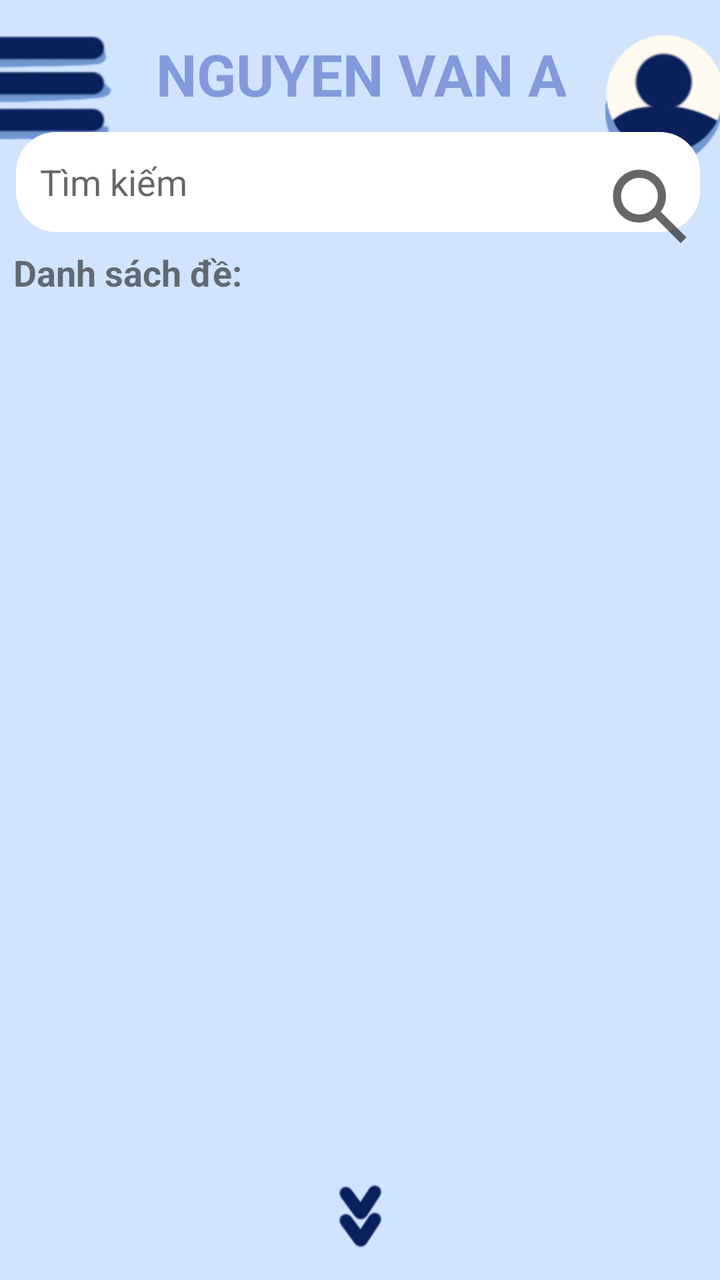
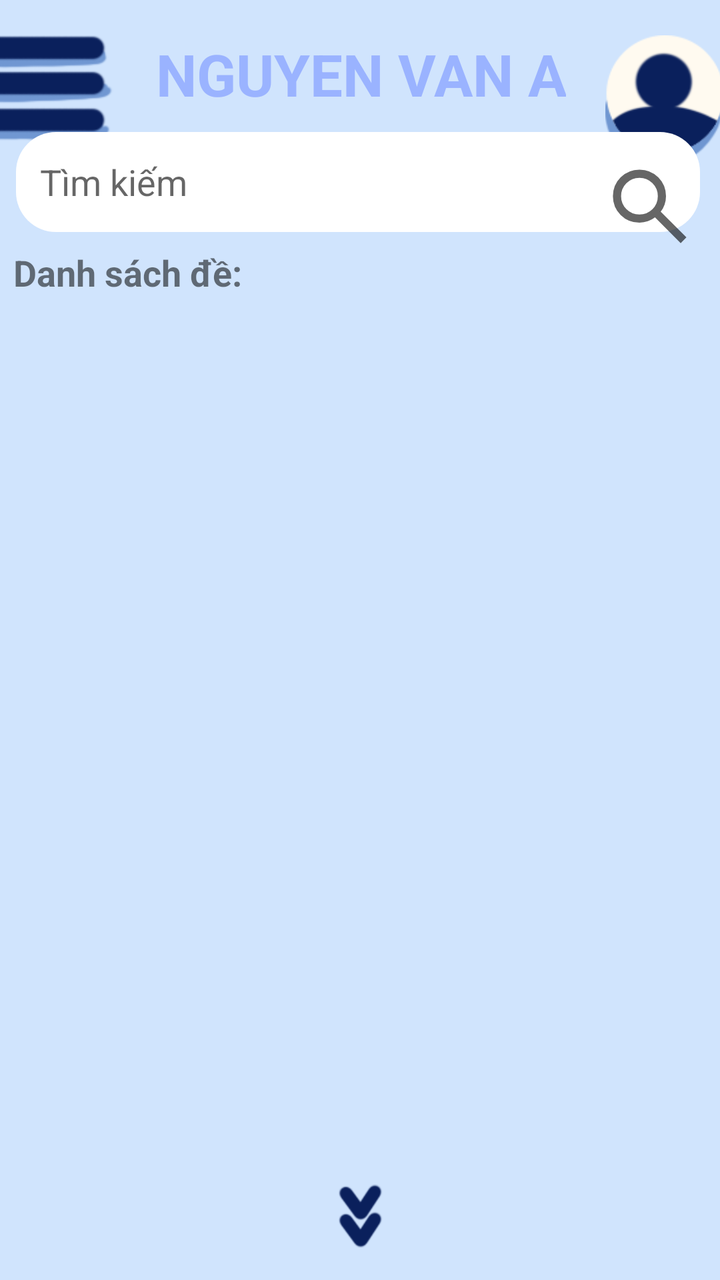

An Android layout rendered at two revisions. The XML below is the earlier revision; the diff shows what the commit changed to produce the second picture.
<!-- AndroidManifest.xml: application theme Theme.SmartQuiz -->
<!-- res/layout/activity_test.xml -->
<?xml version="1.0" encoding="utf-8"?>
<androidx.constraintlayout.widget.ConstraintLayout xmlns:android="http://schemas.android.com/apk/res/android"
    xmlns:app="http://schemas.android.com/apk/res-auto"
    xmlns:tools="http://schemas.android.com/tools"
    android:id="@+id/main"
    android:layout_width="match_parent"
    android:layout_height="match_parent"
    android:background="@color/light_blue"
    tools:context=".ListTestActivity">


    <androidx.constraintlayout.widget.ConstraintLayout
        android:id="@+id/constraintLayout"
        android:layout_width="406dp"
        android:layout_height="94dp"
        app:layout_constraintBottom_toBottomOf="parent"
        app:layout_constraintEnd_toEndOf="parent"
        app:layout_constraintStart_toStartOf="parent"
        app:layout_constraintTop_toTopOf="parent"
        app:layout_constraintVertical_bias="0.003">

        <TextView
            android:id="@+id/user_name"
            android:layout_width="wrap_content"
            android:layout_height="wrap_content"
            android:gravity="center"
            android:text="Nguyen Van A"
            android:textAllCaps="true"
            android:textColor="@color/dark_blue"
            android:textSize="29dp"
            android:textStyle="bold"
            app:layout_constraintBottom_toBottomOf="parent"
            app:layout_constraintEnd_toEndOf="parent"
            app:layout_constraintStart_toStartOf="parent"
            app:layout_constraintTop_toTopOf="parent"
            app:layout_constraintVertical_bias="0.29" />

        <ImageButton
            android:id="@+id/registerBtn"
            android:layout_width="71dp"
            android:layout_height="53dp"
            android:layout_marginStart="8dp"
            android:layout_marginTop="16dp"
            android:layout_marginEnd="21dp"
            android:layout_marginBottom="25dp"
            android:background="@null"
            android:scaleType="fitCenter"
            app:layout_constraintBottom_toBottomOf="parent"
            app:layout_constraintEnd_toStartOf="@+id/user_name"
            app:layout_constraintStart_toStartOf="parent"
            app:layout_constraintTop_toTopOf="parent"
            app:srcCompat="@drawable/menu" />

        <ImageButton
            android:id="@+id/imageButton4"
            android:layout_width="69dp"
            android:layout_height="65dp"
            android:layout_marginStart="15dp"
            android:layout_marginTop="16dp"
            android:layout_marginEnd="17dp"
            android:layout_marginBottom="13dp"
            android:background="@null"
            android:scaleType="fitCenter"
            app:layout_constraintBottom_toBottomOf="parent"
            app:layout_constraintEnd_toEndOf="parent"
            app:layout_constraintStart_toEndOf="@+id/user_name"
            app:layout_constraintTop_toTopOf="parent"
            app:srcCompat="@drawable/user" />

    </androidx.constraintlayout.widget.ConstraintLayout>


    

    <EditText
        android:id="@+id/search_box"
        android:layout_width="342dp"
        android:layout_height="50dp"
        android:layout_margin="8dp"
        android:layout_marginTop="15dp"
        android:layout_marginBottom="4dp"
        android:background="@drawable/white_box"
        android:hint="Tìm kiếm"
        android:inputType="text"
        android:padding="12dp"
        app:layout_constraintBottom_toTopOf="@+id/list_title"
        app:layout_constraintEnd_toEndOf="parent"
        app:layout_constraintHorizontal_bias="0.0"
        app:layout_constraintStart_toStartOf="parent"
        app:layout_constraintTop_toBottomOf="@+id/constraintLayout"
        app:layout_constraintVertical_bias="1.0" />

    <ImageView
        android:id="@+id/search_icon"
        android:layout_width="49dp"
        android:layout_height="50dp"
        android:contentDescription="Search"
        android:src="@drawable/search_24px"
        app:layout_constraintBottom_toBottomOf="parent"
        app:layout_constraintEnd_toEndOf="parent"
        app:layout_constraintHorizontal_bias="0.966"
        app:layout_constraintStart_toStartOf="parent"
        app:layout_constraintTop_toTopOf="@+id/constraintLayout"
        app:layout_constraintVertical_bias="0.13" />

    <ScrollView
        android:id="@+id/scroll_list"
        android:layout_width="398dp"
        android:layout_height="644dp"
        android:layout_margin="8dp"
        app:layout_constraintBottom_toTopOf="@+id/down_arrow"
        app:layout_constraintEnd_toEndOf="parent"
        app:layout_constraintHorizontal_bias="1.0"
        app:layout_constraintStart_toStartOf="parent"
        app:layout_constraintTop_toBottomOf="@+id/list_title"
        app:layout_constraintVertical_bias="0.0">

        <LinearLayout
            android:id="@+id/topic_list"
            android:layout_width="match_parent"
            android:layout_height="wrap_content"
            android:orientation="vertical">


        </LinearLayout>
    </ScrollView>

    <ImageView
        android:id="@+id/down_arrow"
        android:layout_width="32dp"
        android:layout_height="32dp"
        android:layout_marginBottom="16dp"
        android:contentDescription="Xem thêm"
        android:src="@drawable/down"
        app:layout_constraintBottom_toBottomOf="parent"
        app:layout_constraintEnd_toEndOf="parent"
        app:layout_constraintHorizontal_bias="0.501"
        app:layout_constraintStart_toStartOf="parent" />

    <TextView
        android:id="@+id/list_title"
        android:layout_width="wrap_content"
        android:layout_height="wrap_content"
        android:text="Danh sách đề:"
        android:textSize="18sp"
        android:textStyle="bold"
        app:layout_constraintBottom_toBottomOf="parent"
        app:layout_constraintEnd_toEndOf="parent"
        app:layout_constraintHorizontal_bias="0.027"
        app:layout_constraintStart_toStartOf="parent"
        app:layout_constraintTop_toTopOf="@+id/constraintLayout"
        app:layout_constraintVertical_bias="0.199" />

    <LinearLayout
        android:id="@+id/floating_menu"
        android:layout_width="385dp"
        android:layout_height="690dp"
        android:layout_margin="16dp"
        android:layout_marginStart="16dp"
        android:background="@drawable/white_box"
        android:elevation="8dp"
        android:orientation="vertical"
        android:padding="12dp"
        android:visibility="gone"
        app:layout_constraintBottom_toBottomOf="parent"
        app:layout_constraintStart_toStartOf="parent"
        app:layout_constraintTop_toTopOf="@+id/constraintLayout">

        <TextView
            android:id="@+id/menu_home"
            android:layout_width="224dp"
            android:layout_height="122dp"
            android:padding="8dp"
            android:text="Trang chủ"
            android:textSize="18sp" />

        <TextView
            android:id="@+id/menu_test"
            android:layout_width="223dp"
            android:layout_height="111dp"
            android:padding="8dp"
            android:text="Làm bài"
            android:textSize="18sp" />

        <TextView
            android:id="@+id/menu_answer"
            android:layout_width="222dp"
            android:layout_height="145dp"
            android:padding="8dp"
            android:text="Xem đáp án"
            android:textSize="18sp" />

    </LinearLayout>

</androidx.constraintlayout.widget.ConstraintLayout>
<!-- resources referenced by this layout -->
<resources>
  <color name="dark_blue">#8499DB</color>
  <color name="light_blue">#D0E4FD</color>
  <!-- drawable down: png bitmap (drawable, 1346 bytes) -->
  <!-- drawable menu: png bitmap (drawable, 4225 bytes) -->
  <!-- drawable search_24px (drawable) -->
  <vector xmlns:android="http://schemas.android.com/apk/res/android"
      android:width="24dp"
      android:height="24dp"
      android:viewportWidth="960"
      android:viewportHeight="960"
      android:tint="?attr/colorControlNormal">
    <path
        android:fillColor="@android:color/white"
        android:pathData="M784,840L532,588Q502,612 463,626Q424,640 380,640Q271,640 195.5,564.5Q120,489 120,380Q120,271 195.5,195.5Q271,120 380,120Q489,120 564.5,195.5Q640,271 640,380Q640,424 626,463Q612,502 588,532L840,784L784,840ZM380,560Q455,560 507.5,507.5Q560,455 560,380Q560,305 507.5,252.5Q455,200 380,200Q305,200 252.5,252.5Q200,305 200,380Q200,455 252.5,507.5Q305,560 380,560Z"/>
  </vector>
  <!-- drawable user: png bitmap (drawable, 4784 bytes) -->
  <!-- drawable white_box (drawable) -->
  <?xml version="1.0" encoding="utf-8"?>
  <shape xmlns:android="http://schemas.android.com/apk/res/android"
      android:shape="rectangle">
      <solid android:color="@color/white"/>
      <corners android:radius="20dp"/>
  </shape>
  <style name="Theme.SmartQuiz" parent="Theme.MaterialComponents.DayNight.DarkActionBar">
          
          <item name="colorPrimary">@color/purple_500</item>
          <item name="colorPrimaryVariant">@color/purple_700</item>
          <item name="colorOnPrimary">@color/white</item>
          
          <item name="colorSecondary">@color/teal_200</item>
          <item name="colorSecondaryVariant">@color/teal_700</item>
          <item name="colorOnSecondary">@color/black</item>
          
          <item name="android:statusBarColor">?attr/colorPrimaryVariant</item>
          
      </style>
  <color name="white">#FFFFFFFF</color>
  <color name="purple_500">#FF6200EE</color>
  <color name="purple_700">#FF3700B3</color>
  <color name="teal_200">#FF03DAC5</color>
  <color name="teal_700">#FF018786</color>
  <color name="black">#FF000000</color>
</resources>

<!-- the commit's change to res/layout/activity_test.xml (unified diff, before → after) -->
@@ -105,8 +105,8 @@
 
     <ScrollView
         android:id="@+id/scroll_list"
-        android:layout_width="398dp"
-        android:layout_height="644dp"
+        android:layout_width="396dp"
+        android:layout_height="619dp"
         android:layout_margin="8dp"
         app:layout_constraintBottom_toTopOf="@+id/down_arrow"
         app:layout_constraintEnd_toEndOf="parent"
<!-- resource entries referenced after the edit -->
@@ -1,6 +1,6 @@
 <!-- resources referenced by this layout -->
 <resources>
-  <color name="dark_blue">#8499DB</color>
+  <color name="dark_blue">#DF92ACFF</color>
   <color name="light_blue">#D0E4FD</color>
   <!-- drawable down: png bitmap (drawable, 1346 bytes) -->
   <!-- drawable menu: png bitmap (drawable, 4225 bytes) -->
